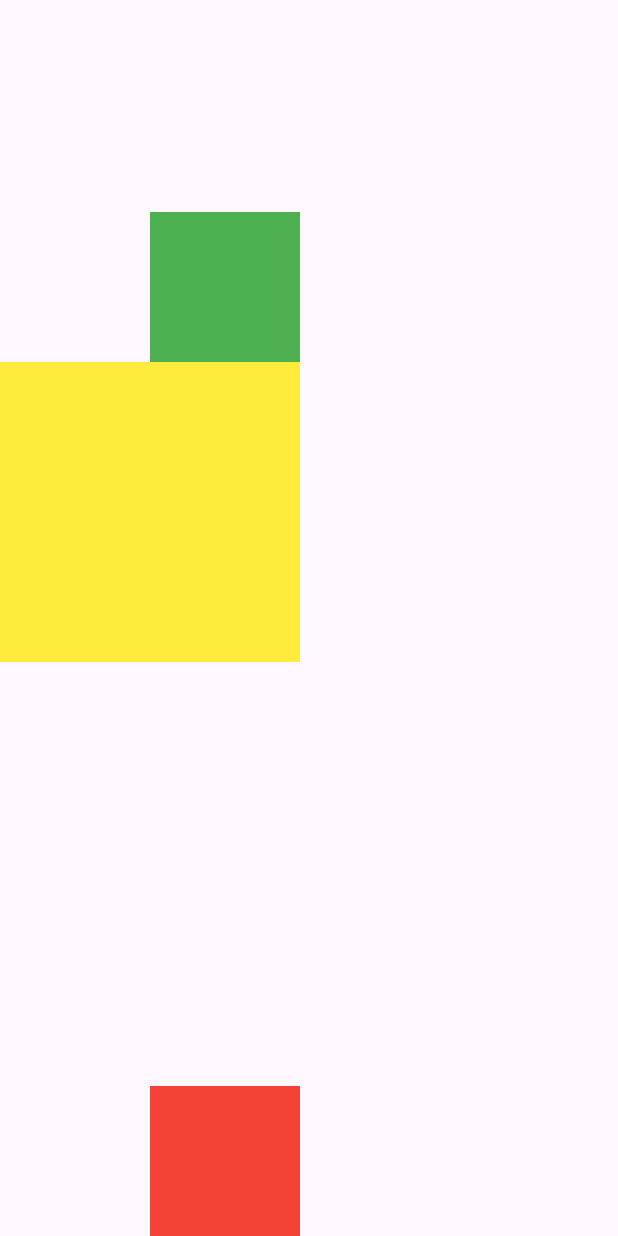
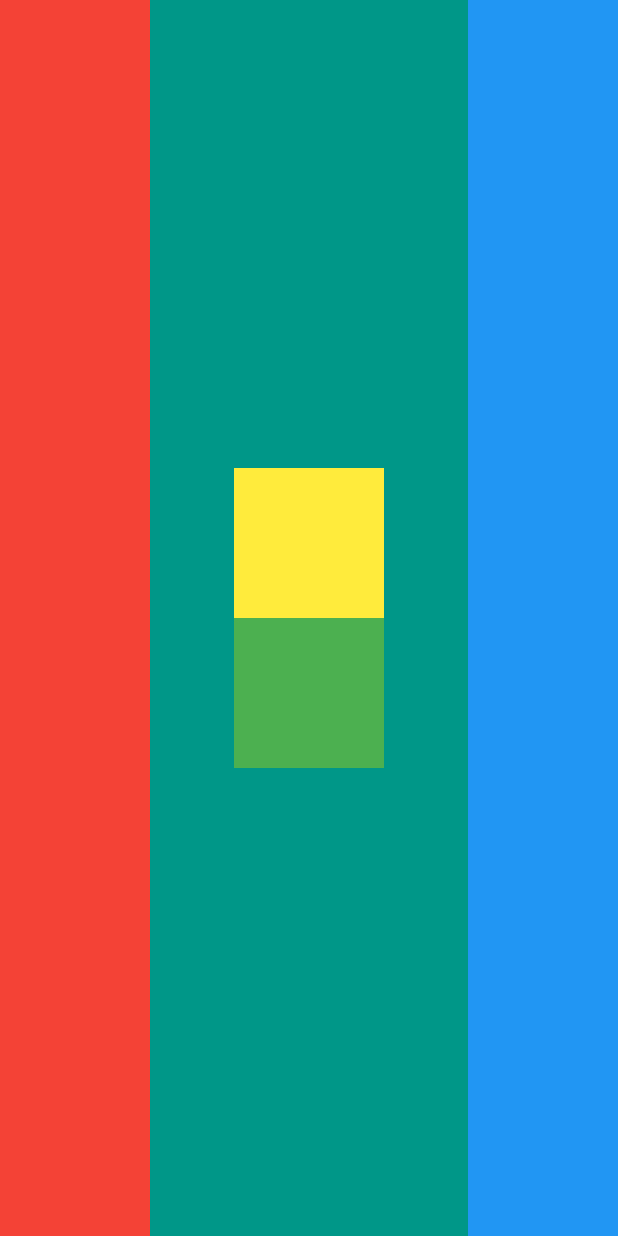
Before and after one commit to Sippakornnn/myapp, a Flutter app: the screen it shows after launch, on a phone screen of 412 x 824 dp. Run offline on Flutter 3.47's test engine with Material 3 defaults, Android fonts, the phone set to English and light mode, and no system bars.

Commit message:
Add simple row column design

```diff
--- a/lib/main.dart
+++ b/lib/main.dart
@@ -1,9 +1,9 @@
 import 'package:flutter/material.dart';
-import 'package:myapp/week05/multiple_child_demo2.dart';
+import 'package:myapp/week05/design1.dart';
 void main() {
   runApp(
     MaterialApp(
-      home: MultipleChildDemo2()
+      home: Design1()
     ),
   );
 }
--- /dev/null
+++ b/lib/week05/design1.dart
@@ -0,0 +1,30 @@
+import 'package:flutter/material.dart';
+
+class Design1 extends StatelessWidget {
+  const Design1({super.key});
+
+  @override
+  Widget build(BuildContext context) {
+    return Scaffold(
+      body: Row(
+        children: [
+          Container(width: 100, color: Colors.red),
+          Expanded(
+            child: Container(
+              width: 100,
+              color: Colors.teal,
+              child: Column(
+                mainAxisAlignment: MainAxisAlignment.center,
+                children: [
+                  Container(width: 100, height: 100, color: Colors.yellow),
+                  Container(width: 100, height: 100, color: Colors.green),
+                ],
+              ),
+            ),
+          ),
+          Container(width: 100, color: Colors.blue),
+        ],
+      ),
+    );
+  }
+}
```
